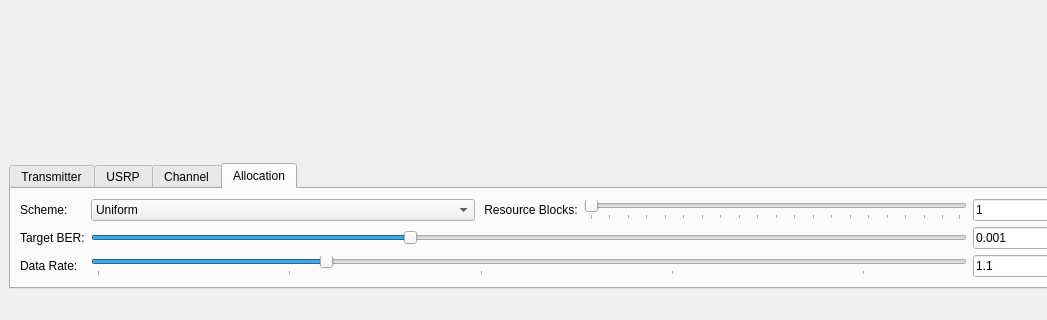
Old version of the form apps/gui/ofdm_rx_gui_window.ui in the repository rwth-ti/gr-ofdm; both pictures show x 0 to 1047 and y 379 to 699 of the 1173 by 699 pixel window.
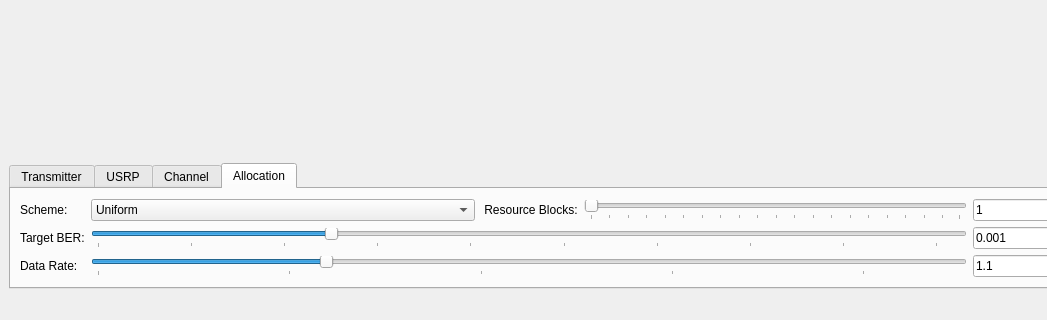
New version of the form. The open tabs and pages were chosen to show the change. Custom widgets are drawn as their Qt base class.

Commit message: Fix logarithmic sliders for amplitude and target BER

```diff
--- a/apps/gui/ofdm_rx_gui_window.ui
+++ b/apps/gui/ofdm_rx_gui_window.ui
@@ -725,34 +725,6 @@
             </property>
            </widget>
           </item>
-          <item row="1" column="1">
-           <widget class="QSlider" name="horizontalSliderGap">
-            <property name="minimum">
-             <number>-1</number>
-            </property>
-            <property name="maximum">
-             <number>13495</number>
-            </property>
-            <property name="singleStep">
-             <number>1</number>
-            </property>
-            <property name="pageStep">
-             <number>1</number>
-            </property>
-            <property name="value">
-             <number>4890</number>
-            </property>
-            <property name="orientation">
-             <enum>Qt::Horizontal</enum>
-            </property>
-            <property name="tickPosition">
-             <enum>QSlider::NoTicks</enum>
-            </property>
-            <property name="tickInterval">
-             <number>1000</number>
-            </property>
-           </widget>
-          </item>
           <item row="1" column="0">
            <widget class="QLabel" name="label_6">
             <property name="text">
@@ -861,6 +833,34 @@
             </item>
            </layout>
           </item>
+          <item row="1" column="1">
+           <widget class="QSlider" name="horizontalSliderGap">
+            <property name="minimum">
+             <number>5000</number>
+            </property>
+            <property name="maximum">
+             <number>23495</number>
+            </property>
+            <property name="singleStep">
+             <number>20</number>
+            </property>
+            <property name="pageStep">
+             <number>20</number>
+            </property>
+            <property name="value">
+             <number>10000</number>
+            </property>
+            <property name="orientation">
+             <enum>Qt::Horizontal</enum>
+            </property>
+            <property name="tickPosition">
+             <enum>QSlider::TicksBelow</enum>
+            </property>
+            <property name="tickInterval">
+             <number>2000</number>
+            </property>
+           </widget>
+          </item>
          </layout>
         </item>
        </layout>
```
Left out of the diff: 64 changed lines with no effect on the pictures. The commit also changes 1 other file.
